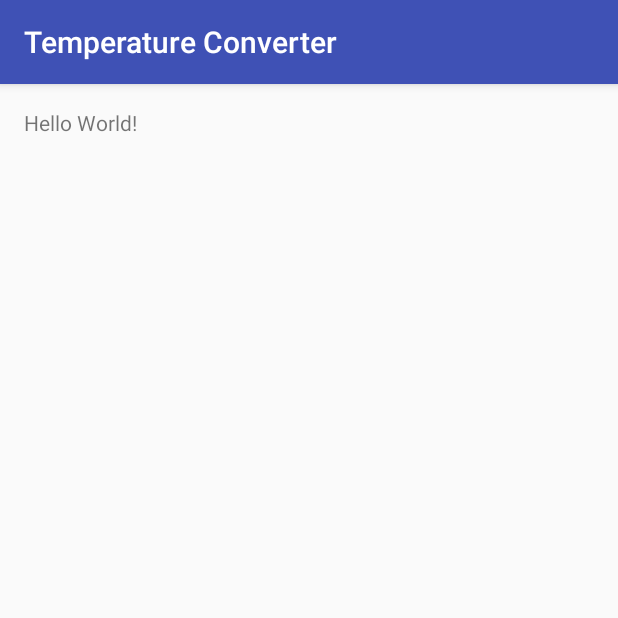
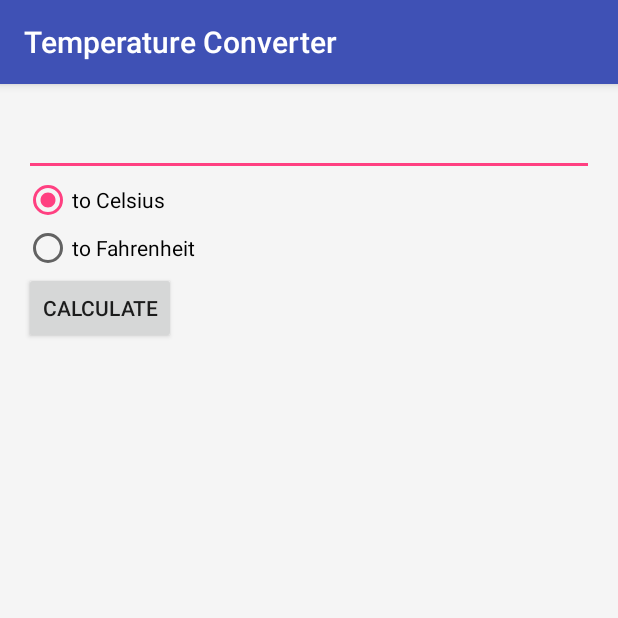
Before and after one commit to HugoCapitan/AndroidLearning_TempConverter, an Android app: the screen it shows after launch (MainActivity), on a phone screen of 412 x 824 dp, the top half of it. Run offline under Robolectric (Android 15) with nearby library versions, the phone set to English and light mode, and no system bars.

Commit message:
Adding layout elements and strings

```diff
--- a/app/src/main/res/layout/activity_main.xml
+++ b/app/src/main/res/layout/activity_main.xml
@@ -1,5 +1,5 @@
 <?xml version="1.0" encoding="utf-8"?>
-<RelativeLayout xmlns:android="http://schemas.android.com/apk/res/android"
+<LinearLayout xmlns:android="http://schemas.android.com/apk/res/android"
     xmlns:tools="http://schemas.android.com/tools"
     android:layout_width="match_parent"
     android:layout_height="match_parent"
@@ -7,10 +7,41 @@
     android:paddingLeft="@dimen/activity_horizontal_margin"
     android:paddingRight="@dimen/activity_horizontal_margin"
     android:paddingTop="@dimen/activity_vertical_margin"
-    tools:context="me.hugomora.android.temperatureconverter.MainActivity">
+    tools:context="me.hugomora.android.temperatureconverter.MainActivity"
+    android:orientation="vertical"
+    android:background="@color/myColor">
 
-    <TextView
+    <EditText
+        android:id="@+id/inputValue"
+        android:layout_width="match_parent"
+        android:layout_height="wrap_content"
+        android:inputType="numberSigned|numberDecimal"/>
+
+    <RadioGroup
+        android:id="@+id/radioGroup1"
+        android:layout_width="wrap_content"
+        android:layout_height="wrap_content">
+
+        <RadioButton
+            android:id="@+id/radio0"
+            android:layout_width="wrap_content"
+            android:layout_height="wrap_content"
+            android:checked="true"
+            android:text="@string/celsius"/>
+
+        <RadioButton
+            android:id="@+id/radio1"
+            android:layout_width="wrap_content"
+            android:layout_height="wrap_content"
+            android:text="@string/fahrenheit"/>
+
+    </RadioGroup>
+
+    <Button
+        android:id="@+id/button1"
         android:layout_width="wrap_content"
         android:layout_height="wrap_content"
-        android:text="Hello World!" />
-</RelativeLayout>
+        android:text="@string/calc"/>
+
+
+</LinearLayout>
--- a/app/src/main/res/values/strings.xml
+++ b/app/src/main/res/values/strings.xml
@@ -1,3 +1,8 @@
 <resources>
     <string name="app_name">Temperature Converter</string>
+    <color name="myColor">#F5F5F5</color>
+    <string name="celsius">to Celsius</string>
+    <string name="fahrenheit">to Fahrenheit</string>
+    <string name="calc">Calculate</string>
+
 </resources>
```
